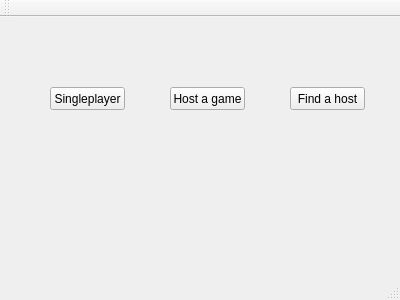
Above: hangman.ui from ketro96/Hangman before the change. Below: the same form after it.
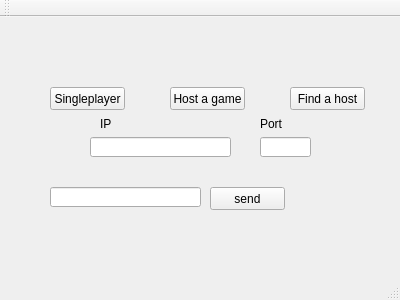
That is the form after the change.

What changed in the file:
```diff
--- a/hangman.ui
+++ b/hangman.ui
@@ -66,6 +66,75 @@
      <string/>
     </property>
    </widget>
+   <widget class="QLineEdit" name="edtMessage">
+    <property name="geometry">
+     <rect>
+      <x>50</x>
+      <y>170</y>
+      <width>151</width>
+      <height>20</height>
+     </rect>
+    </property>
+   </widget>
+   <widget class="QPushButton" name="btnSend">
+    <property name="geometry">
+     <rect>
+      <x>210</x>
+      <y>170</y>
+      <width>75</width>
+      <height>23</height>
+     </rect>
+    </property>
+    <property name="text">
+     <string>send</string>
+    </property>
+   </widget>
+   <widget class="QLineEdit" name="edtIpAdress">
+    <property name="geometry">
+     <rect>
+      <x>90</x>
+      <y>120</y>
+      <width>141</width>
+      <height>20</height>
+     </rect>
+    </property>
+   </widget>
+   <widget class="QLineEdit" name="edtPort">
+    <property name="geometry">
+     <rect>
+      <x>260</x>
+      <y>120</y>
+      <width>51</width>
+      <height>20</height>
+     </rect>
+    </property>
+   </widget>
+   <widget class="QLabel" name="lblIP">
+    <property name="geometry">
+     <rect>
+      <x>100</x>
+      <y>100</y>
+      <width>47</width>
+      <height>13</height>
+     </rect>
+    </property>
+    <property name="text">
+     <string>IP</string>
+    </property>
+   </widget>
+   <widget class="QLabel" name="lblPort">
+    <property name="geometry">
+     <rect>
+      <x>260</x>
+      <y>100</y>
+      <width>47</width>
+      <height>13</height>
+     </rect>
+    </property>
+    <property name="text">
+     <string>Port</string>
+    </property>
+   </widget>
   </widget>
   <widget class="QMenuBar" name="menuBar">
    <property name="geometry">
```
Left out of the diff: 2 changed lines with no effect on the pictures.
